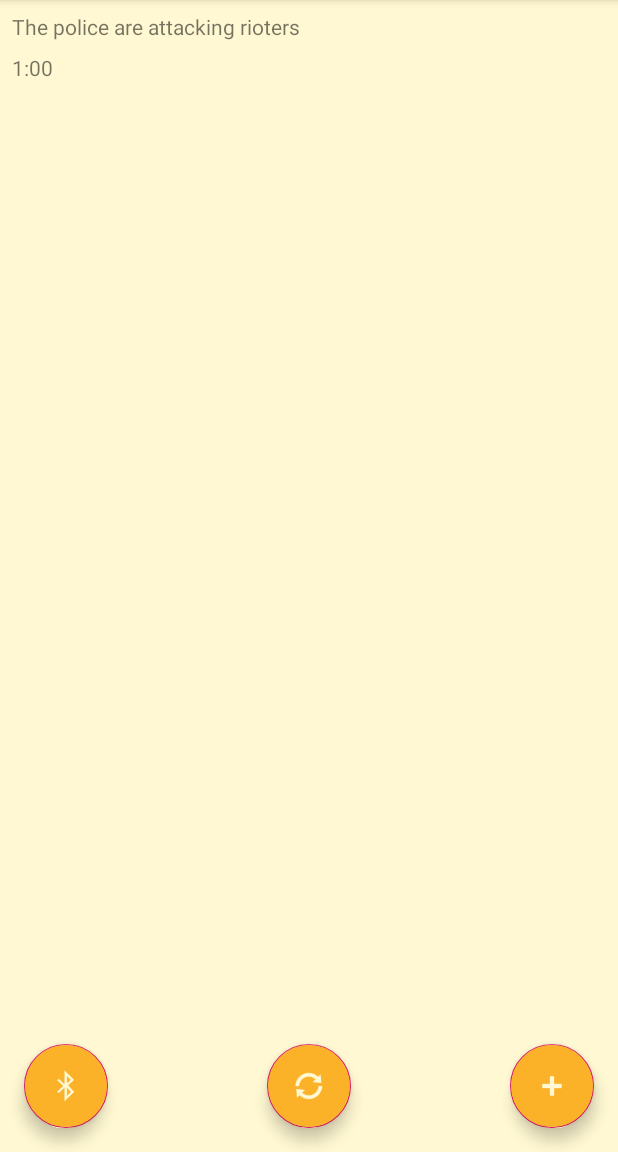
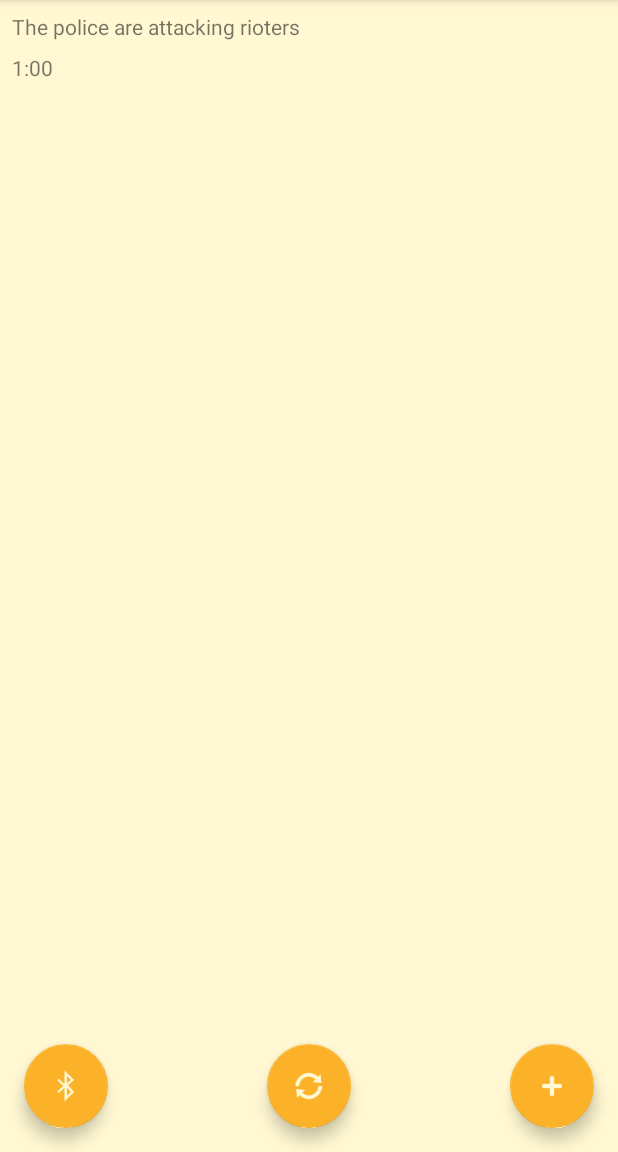
Before and after one commit to lrizvano/HackDuke_Honeypot, an Android app: the screen it shows after launch (MainActivity), on a phone screen of 412 x 824 dp, the part 84-1236 px from its top. Run offline under Robolectric (Android 15) with nearby library versions, the phone set to English and light mode, and no system bars.

Commit message:
added LE

```diff
--- a/app/src/main/java/com/example/hackduke_honeypot/MainActivity.java
+++ b/app/src/main/java/com/example/hackduke_honeypot/MainActivity.java
@@ -202,7 +202,7 @@ public class MainActivity extends AppCompatActivity {
                             BluetoothDevice remoteDevice = BTAdapter.getRemoteDevice(remoteDeviceMacAddress);
 
                             // TODO: Interrupt this thread when the service is stopping
-                            new BluetoothClassicClient(remoteDevice, uuid.getUuid()).start();
+                            //new BluetoothClassicClient(remoteDevice, uuid.getUuid()).start();
                         }
                     }
                 });
--- a/app/src/main/res/layout/activity_main.xml
+++ b/app/src/main/res/layout/activity_main.xml
@@ -27,6 +27,7 @@
         android:backgroundTint="@color/colorPrimary"
         android:clickable="true"
         android:tint="@color/colorBg"
+        app:backgroundTint="@color/colorPrimary"
         app:layout_constraintBottom_toBottomOf="parent"
         app:layout_constraintEnd_toEndOf="parent"
         app:srcCompat="@android:drawable/ic_input_add" />
@@ -40,6 +41,7 @@
         android:backgroundTint="@color/colorPrimary"
         android:clickable="true"
         android:tint="@color/colorBg"
+        app:backgroundTint="@color/colorPrimary"
         app:layout_constraintBottom_toBottomOf="parent"
         app:layout_constraintStart_toStartOf="parent"
         app:srcCompat="@android:drawable/stat_sys_data_bluetooth" />
@@ -52,6 +54,7 @@
         android:backgroundTint="@color/colorPrimary"
         android:clickable="true"
         android:tint="@color/colorBg"
+        app:backgroundTint="@color/colorPrimary"
         app:layout_constraintBottom_toBottomOf="parent"
         app:layout_constraintEnd_toStartOf="@+id/my_recycler_view"
         app:layout_constraintHorizontal_bias="0.5"
```
